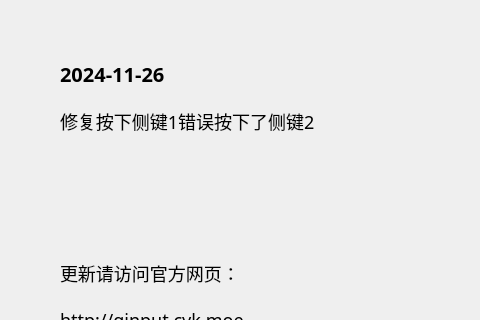
Old version of the form source/ui/AboutUi.ui in the repository ChiyukiGana/Quickinput; both pictures show x 0 to 480 and y 0 to 320 of the 640 by 440 pixel window.
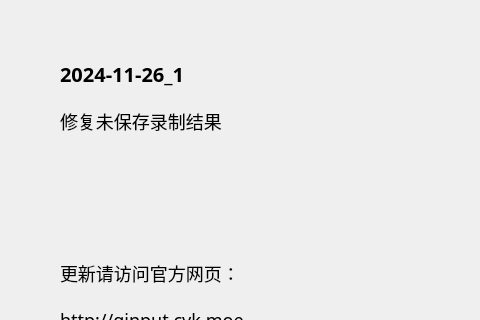
New version of the form.

What changed in the file:
```diff
--- a/source/ui/AboutUi.ui
+++ b/source/ui/AboutUi.ui
@@ -88,7 +88,7 @@
          <string notr="true">font-size:20px</string>
         </property>
         <property name="text">
-         <string>2024-11-26</string>
+         <string>2024-11-26_1</string>
         </property>
         <property name="textFormat">
          <enum>Qt::PlainText</enum>
@@ -104,7 +104,7 @@
          </sizepolicy>
         </property>
         <property name="text">
-         <string>修复按下侧键1错误按下了侧键2</string>
+         <string>修复未保存录制结果</string>
         </property>
         <property name="textFormat">
          <enum>Qt::PlainText</enum>
```
